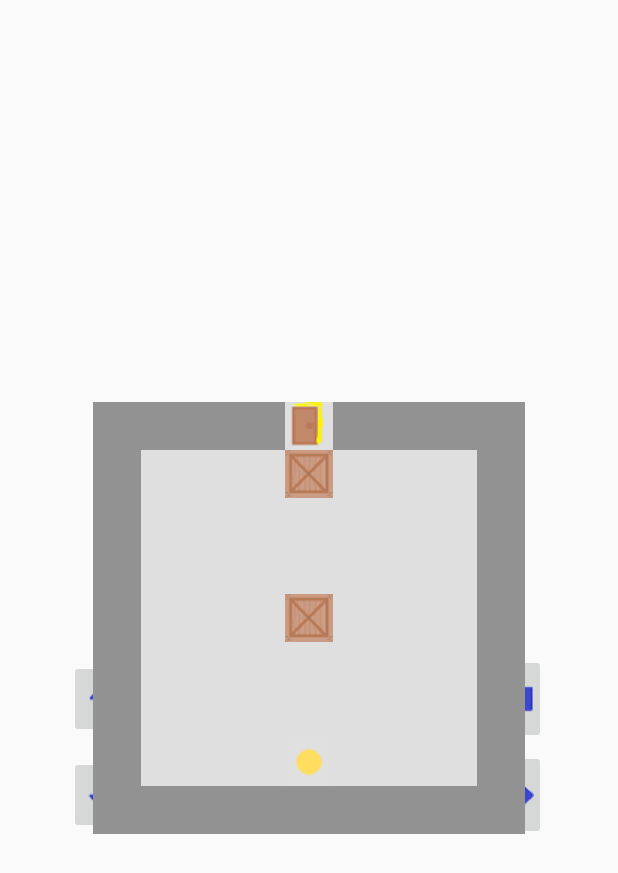
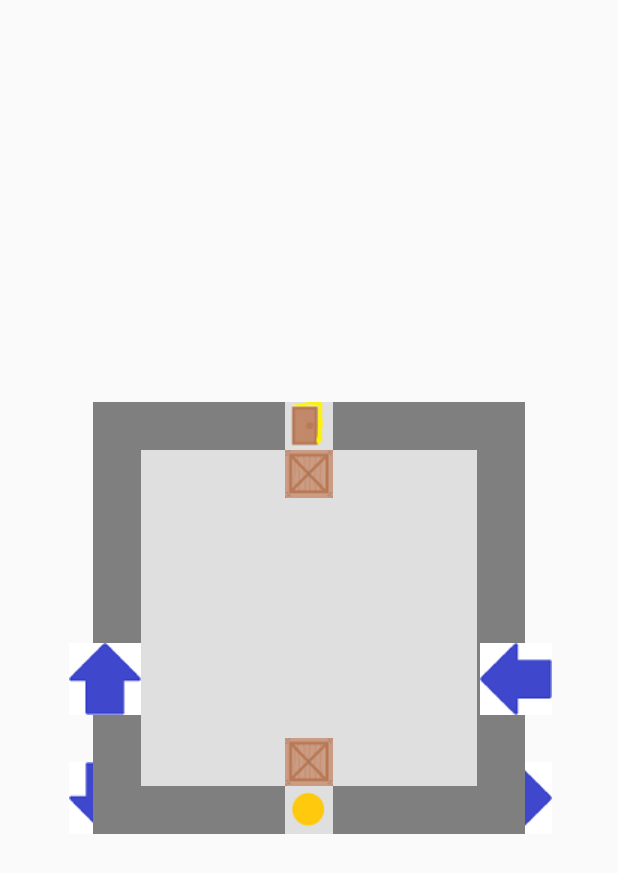
Before and after one commit to luxamy/CrateMaze, an Android app: the screen it shows after launch (MainActivity), on a phone screen of 412 x 824 dp. Shown: the top 873 px of the screen. Run offline under Robolectric (Android 15) with nearby library versions, the phone set to English and light mode, and no system bars.

Commit message:
Small changes regarding textures

```diff
--- a/app/src/main/java/com/cratemaze/kark/cratemaze/Level.java
+++ b/app/src/main/java/com/cratemaze/kark/cratemaze/Level.java
@@ -30,7 +30,7 @@ public class Level
         //TODO: loads level data from a database
 
         //temporary test-levelData:
-        levelData = "111141111100020001100000001100000001100020001100000001100000001100030001111111111";
+        levelData = "111141111100020001100000001100000001100000001100000001100000001100020001111131111";
         success = true;
 
         //fills level Array from levelData string.
@@ -54,7 +54,12 @@ public class Level
 
     public int GetTile(int x, int y)
     {
-        return level[x][y];
+        int ret = -1;
+        if(x >= 0 && x <= 8 && y >= 0 && y <= 8)
+        {
+            ret = level[x][y];
+        }
+        return ret;
     }
 
     public void UpdateLevel(int x, int y, int tile)
--- a/app/src/main/res/layout/activity_main.xml
+++ b/app/src/main/res/layout/activity_main.xml
@@ -145,16 +145,8 @@
         android:rotation="180"
         android:layout_alignBottom="@+id/field5x9"
         android:layout_alignParentStart="true"
-        android:layout_marginStart="30dp" />
-
-    <ImageButton
-        android:layout_width="wrap_content"
-        android:layout_height="wrap_content"
-        app:srcCompat="@mipmap/direction"
-        android:id="@+id/bUp"
-        tools:srcCompat="@mipmap/direction"
-        android:layout_above="@+id/field5x8"
-        android:layout_alignStart="@+id/bDown" />
+        android:layout_marginStart="30dp"
+        android:background="@android:drawable/list_selector_background" />
 
     <ImageButton
         android:layout_width="wrap_content"
@@ -164,16 +156,8 @@
         android:rotation="90"
         android:layout_alignBottom="@+id/field5x9"
         android:layout_alignParentEnd="true"
-        android:layout_marginEnd="28dp" />
-
-    <ImageButton
-        android:layout_width="wrap_content"
-        android:layout_height="wrap_content"
-        app:srcCompat="@mipmap/direction"
-        android:id="@+id/bLeft"
-        android:rotation="270"
-        android:layout_above="@+id/field5x8"
-        android:layout_alignStart="@+id/bRight" />
+        android:layout_marginEnd="28dp"
+        android:background="@android:drawable/list_selector_background" />
 
     <ImageView
         android:layout_width="wrap_content"
@@ -702,4 +686,25 @@
         android:id="@+id/field6x8"
         android:layout_below="@+id/field5x7"
         android:layout_toEndOf="@+id/field5x7" />
+
+    <ImageButton
+        android:layout_width="wrap_content"
+        android:layout_height="wrap_content"
+        app:srcCompat="@mipmap/direction"
+        android:id="@+id/bLeft"
+        android:rotation="270"
+        android:background="@android:drawable/list_selector_background"
+        android:layout_above="@+id/field9x8"
+        android:layout_alignStart="@+id/bRight"
+        android:layout_marginBottom="15dp" />
+
+    <ImageButton
+        android:layout_width="wrap_content"
+        android:layout_height="wrap_content"
+        app:srcCompat="@mipmap/direction"
+        android:id="@+id/bUp"
+        tools:srcCompat="@mipmap/direction"
+        android:background="@android:drawable/list_selector_background"
+        android:layout_alignTop="@+id/bLeft"
+        android:layout_alignStart="@+id/bDown" />
 </RelativeLayout>
```
Also changed, not shown: app/src/main/res/mipmap-mdpi/direction.png, app/src/main/res/mipmap-mdpi/player.png, app/src/main/res/mipmap-mdpi/wall.png.
